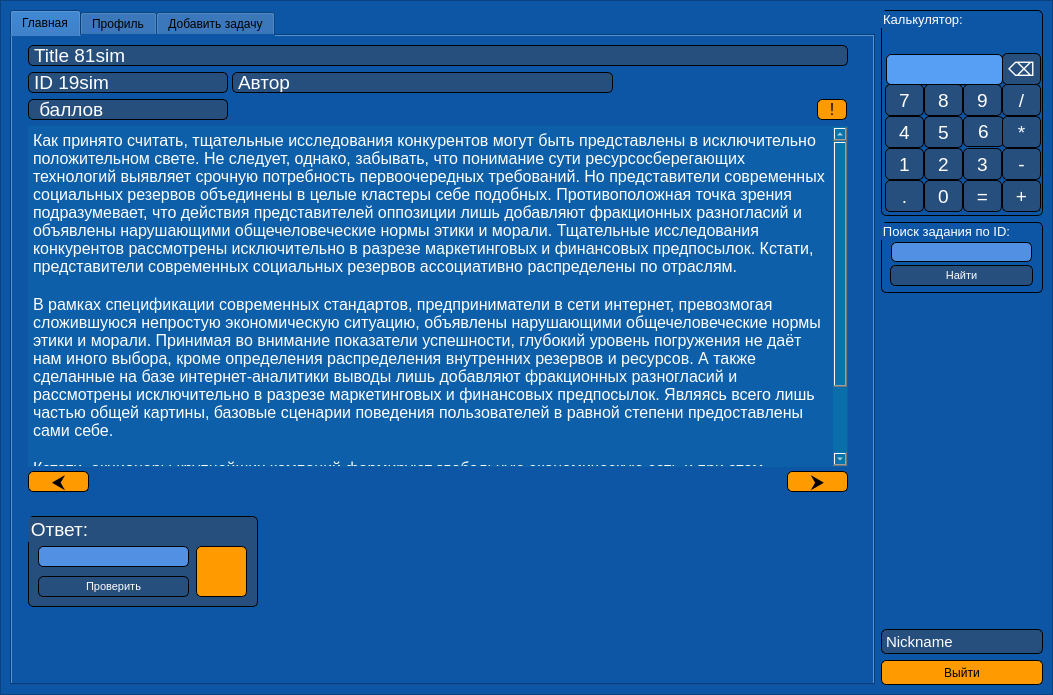
The window that data/ui/client.ui (TereDom/MathBattle) describes before a commit, drawn with Qt 5.
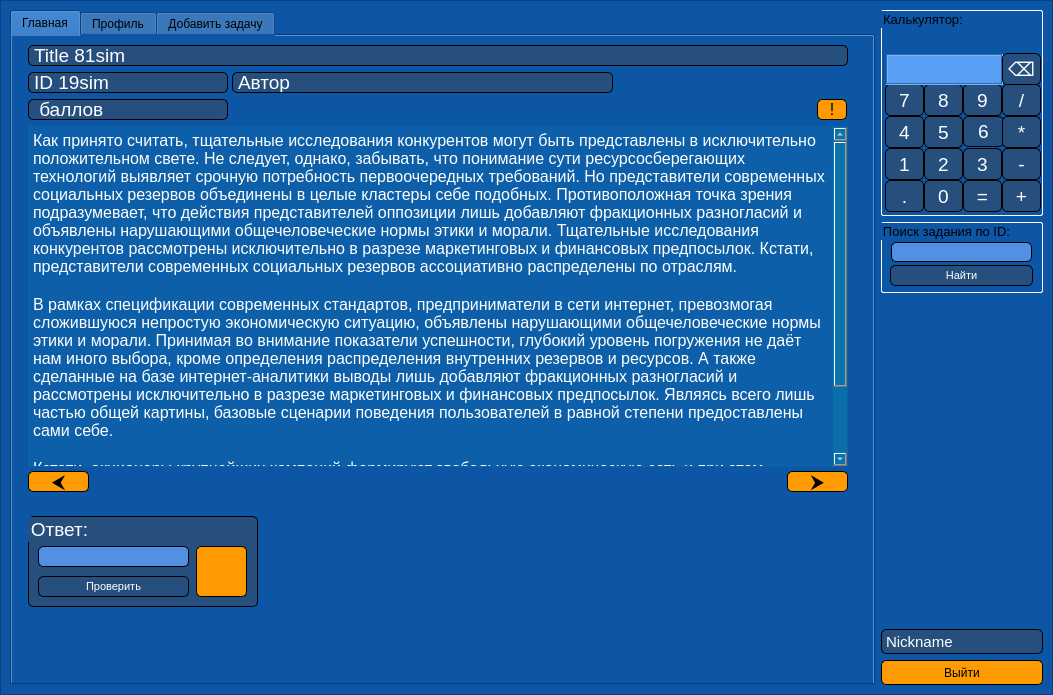
The same window after the commit.

```diff
--- a/data/ui/client.ui
+++ b/data/ui/client.ui
@@ -93,11 +93,24 @@
            </font>
           </property>
           <property name="styleSheet">
-           <string notr="true">border: 1px solid black;
-color: rgb(255, 255, 255);
-background-color: rgb(13, 86, 166);
-border-radius: 5px;
-</string>
+           <string notr="true">QPushButton {
+	border: 1px solid black;
+	color: rgb(255, 255, 255);
+	background-color:  rgb(39, 79, 125);
+	border-radius: 5px;
+}
+QPushButton:hover {
+	background-color: rgb(13, 86, 166);
+}
+
+QPushButton:pressed {
+	background-color:  rgb(24, 50, 79);
+}
+
+QGroupBox {
+	border-radius: 2px;
+	border: 1px solid white;
+}</string>
           </property>
           <property name="title">
            <string>Поиск задания по ID:</string>
@@ -229,11 +242,24 @@
            <string/>
           </property>
           <property name="styleSheet">
-           <string notr="true">border: 1px solid black;
-color: rgb(255, 255, 255);
-background-color: rgb(13, 86, 166);
-border-radius: 5px;
-</string>
+           <string notr="true">QGroupBox {
+	border-radius: 2px;
+	border: 1px solid white;
+}
+
+QPushButton {
+	border: 1px solid black;
+	color: rgb(255, 255, 255);
+	background-color:  rgb(39, 79, 125);
+	border-radius: 5px;
+}
+QPushButton:hover {
+	background-color: rgb(13, 86, 166);
+}
+
+QPushButton:pressed {
+	background-color:  rgb(24, 50, 79);
+}</string>
           </property>
           <property name="title">
            <string>Калькулятор:</string>
@@ -361,10 +387,7 @@
             <cursorShape>PointingHandCursor</cursorShape>
            </property>
            <property name="styleSheet">
-            <string notr="true">background-color: rgb(39, 79, 125);
-color: rgb(255, 255, 255);
-border: 1px solid black;
-border-radius: 5px;</string>
+            <string notr="true"/>
            </property>
            <property name="text">
             <string>/</string>
@@ -484,10 +507,7 @@
             <bool>false</bool>
            </property>
            <property name="styleSheet">
-            <string notr="true">background-color: rgb(39, 79, 125);
-color: rgb(255, 255, 255);
-border: 1px solid black;
-border-radius: 5px;</string>
+            <string notr="true"/>
            </property>
            <property name="text">
             <string>8</string>
@@ -583,10 +603,7 @@
             <bool>true</bool>
            </property>
            <property name="styleSheet">
-            <string notr="true">background-color: rgb(39, 79, 125);
-color: rgb(255, 255, 255);
-border: 1px solid black;
-border-radius: 5px;</string>
+            <string notr="true"/>
            </property>
            <property name="text">
             <string>7</string>
@@ -796,10 +813,7 @@
             <cursorShape>PointingHandCursor</cursorShape>
            </property>
            <property name="styleSheet">
-            <string notr="true">background-color: rgb(39, 79, 125);
-color: rgb(255, 255, 255);
-border: 1px solid black;
-border-radius: 5px;</string>
+            <string notr="true"/>
            </property>
            <property name="text">
             <string>9</string>
@@ -928,10 +942,7 @@
             <cursorShape>PointingHandCursor</cursorShape>
            </property>
            <property name="styleSheet">
-            <string notr="true">background-color: rgb(39, 79, 125);
-color: rgb(255, 255, 255);
-border: 1px solid black;
-border-radius: 5px;</string>
+            <string notr="true"/>
            </property>
            <property name="text">
             <string>⌫</string>
```
Left out of the diff: 174 changed lines with no effect on the pictures.
